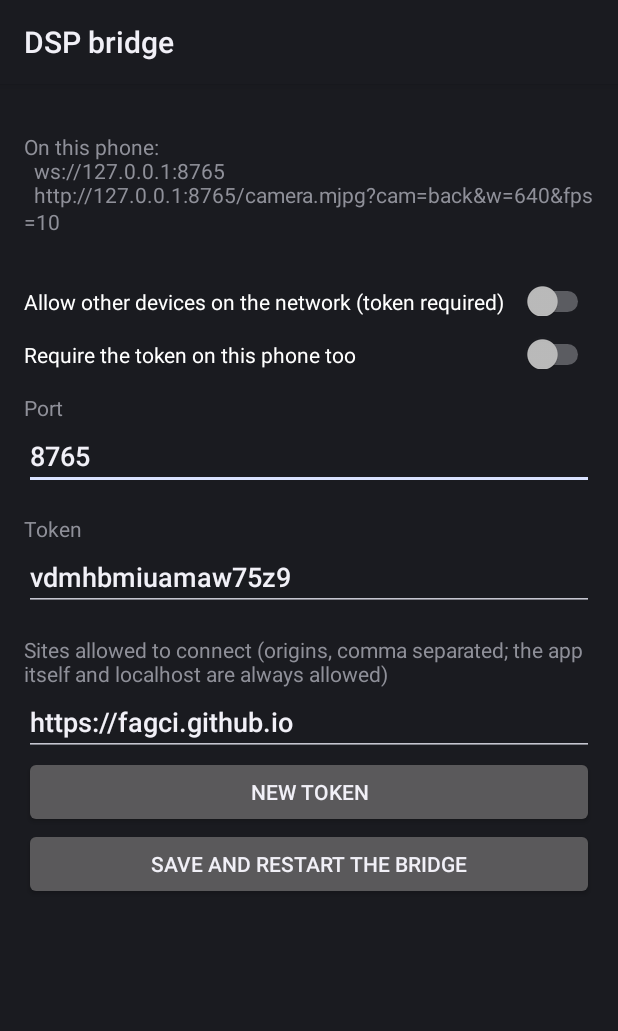
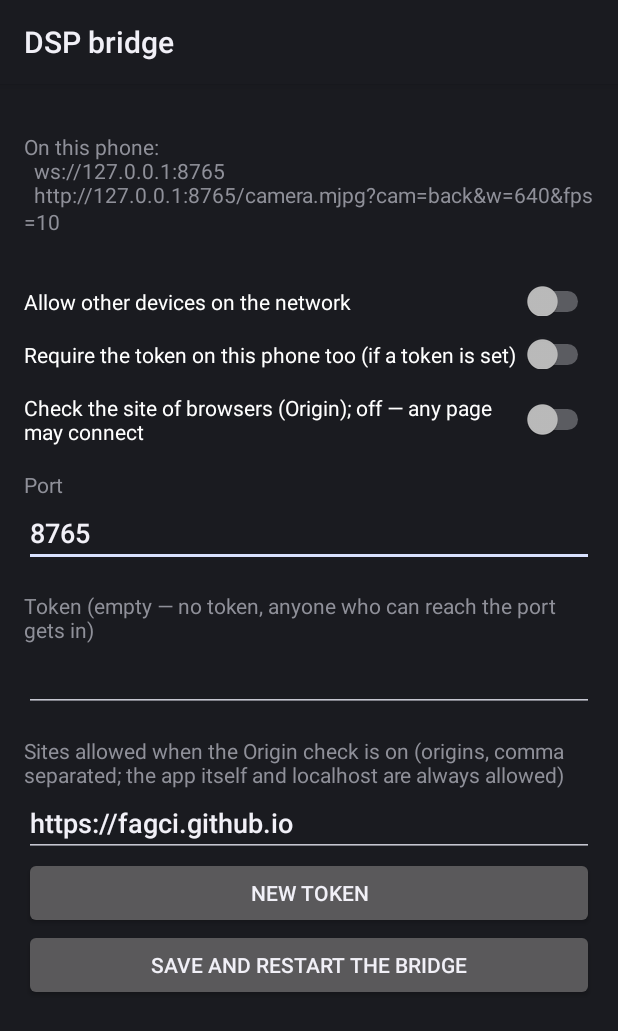
Before and after one commit to fagci/dsp, an Android app: the SettingsActivity screen opened directly, with no data from a screen before it, after a tap on "SAVE AND RESTART THE BRIDGE", on a phone screen of 412 x 824 dp. Shown: the top 1031 px of the screen. Run offline under Robolectric (Android 15) with nearby library versions, the phone set to English and light mode, and no system bars.

Commit message:
Android: без проверки Origin и обязательного токена, лимиты снижены до железа
- Origin-проверка — переключатель в настройках, по умолчанию выключена; пустой токен = без авторизации
- датчики до 1000 Гц, камера до 8192 px и 120 fps, период Wi-Fi от 1 с, очередь клиента 4096
- README: раздел Access с последствиями

Co-Authored-By: Claude Sonnet 5.5 <noreply@anthropic.com>
Claude-Session: https://claude.ai/code/session_01QuTUu4ozVri4BwG5jgrF8u

```diff
--- a/tools/android/app/src/main/java/app/dsp/phone/Config.kt
+++ b/tools/android/app/src/main/java/app/dsp/phone/Config.kt
@@ -21,17 +21,19 @@ class Config(ctx: Context) {
         get() = sp.getBoolean("strict", false)
         set(v) { sp.edit().putBoolean("strict", v).apply() }
 
-    /** Сайты (Origin) через запятую, которым можно подключаться, кроме приложения и localhost. */
+    /** Проверять Origin браузера (CORS-подобная защита от чужих сайтов). Выключено: пускаем любые страницы. */
+    var checkOrigin: Boolean
+        get() = sp.getBoolean("checkOrigin", false)
+        set(v) { sp.edit().putBoolean("checkOrigin", v).apply() }
+
+    /** Сайты (Origin) через запятую, когда проверка включена, которым можно подключаться, кроме приложения и localhost. */
     var origins: String
         get() = sp.getString("origins", DEFAULT_ORIGIN) ?: ""
         set(v) { sp.edit().putString("origins", v).apply() }
 
+    /** Пусто — без токена. */
     var token: String
-        get() {
-            val t = sp.getString("token", "") ?: ""
-            if (t.isNotEmpty()) return t
-            return newToken().also { sp.edit().putString("token", it).apply() }
-        }
+        get() = sp.getString("token", "") ?: ""
         set(v) { sp.edit().putString("token", v).apply() }
 
     fun allowedOrigins(): Set<String> =
--- a/tools/android/app/src/main/java/app/dsp/phone/SettingsActivity.kt
+++ b/tools/android/app/src/main/java/app/dsp/phone/SettingsActivity.kt
@@ -18,6 +18,7 @@ class SettingsActivity : Activity() {
     private lateinit var info: TextView
     private lateinit var share: Switch
     private lateinit var strict: Switch
+    private lateinit var check: Switch
     private lateinit var port: EditText
     private lateinit var token: EditText
     private lateinit var origins: EditText
@@ -33,13 +34,15 @@ class SettingsActivity : Activity() {
         }.also { root.addView(it) }
 
         info = text("")
-        share = Switch(this).apply { text = "Allow other devices on the network (token required)"; isChecked = cfg.shareLan; setPadding(0, pad, 0, 0) }
+        share = Switch(this).apply { text = "Allow other devices on the network"; isChecked = cfg.shareLan; setPadding(0, pad, 0, 0) }
         root.addView(share)
-        strict = Switch(this).apply { text = "Require the token on this phone too"; isChecked = cfg.strict; setPadding(0, pad, 0, 0) }
+        strict = Switch(this).apply { text = "Require the token on this phone too (if a token is set)"; isChecked = cfg.strict; setPadding(0, pad, 0, 0) }
         root.addView(strict)
+        check = Switch(this).apply { text = "Check the site of browsers (Origin); off — any page may connect"; isChecked = cfg.checkOrigin; setPadding(0, pad, 0, 0) }
+        root.addView(check)
         text("Port"); port = edit(cfg.port.toString(), true)
-        text("Token"); token = edit(cfg.token)
-        text("Sites allowed to connect (origins, comma separated; the app itself and localhost are always allowed)"); origins = edit(cfg.origins)
+        text("Token (empty — no token, anyone who can reach the port gets in)"); token = edit(cfg.token)
+        text("Sites allowed when the Origin check is on (origins, comma separated; the app itself and localhost are always allowed)"); origins = edit(cfg.origins)
         root.addView(Button(this).apply {
             text = "New token"
             setOnClickListener { token.setText(cfg.newToken()) }
@@ -56,8 +59,7 @@ class SettingsActivity : Activity() {
         val p = port.text.toString().toIntOrNull()
         if (p == null || p < 1024 || p > 65535) { Toast.makeText(this, "Port: 1024–65535", Toast.LENGTH_SHORT).show(); return }
         val t = token.text.toString().trim()
-        if (t.length < 8) { Toast.makeText(this, "Token: at least 8 characters", Toast.LENGTH_SHORT).show(); return }
-        cfg.port = p; cfg.token = t; cfg.shareLan = share.isChecked; cfg.strict = strict.isChecked
+        cfg.port = p; cfg.token = t; cfg.shareLan = share.isChecked; cfg.strict = strict.isChecked; cfg.checkOrigin = check.isChecked
         cfg.origins = origins.text.toString().trim()
         BridgeService.start(this, reload = true)
         show()
@@ -68,8 +70,9 @@ class SettingsActivity : Activity() {
         val p = cfg.port
         val sb = StringBuilder("On this phone:\n  ws://127.0.0.1:$p\n  http://127.0.0.1:$p/camera.mjpg?cam=back&w=640&fps=10\n")
         if (cfg.shareLan) {
-            sb.append("\nOn the network (the token is part of the address):\n")
-            for (ip in BridgeService.lan()) sb.append("  ws://$ip:$p/?token=${cfg.token}\n  http://$ip:$p/camera.mjpg?cam=back&token=${cfg.token}\n")
+            val q = if (cfg.token.isEmpty()) "" else "token=${cfg.token}"
+            sb.append(if (q.isEmpty()) "\nOn the network (no token — open to everyone on it):\n" else "\nOn the network (the token is part of the address):\n")
+            for (ip in BridgeService.lan()) sb.append("  ws://$ip:$p/" + (if (q.isEmpty()) "" else "?$q") + "\n  http://$ip:$p/camera.mjpg?cam=back" + (if (q.isEmpty()) "" else "&$q") + "\n")
         }
         info.text = sb.toString()
     }
--- a/tools/android/app/src/main/java/app/dsp/phone/Sources.kt
+++ b/tools/android/app/src/main/java/app/dsp/phone/Sources.kt
@@ -25,7 +25,7 @@ typealias Emit = (src: String, json: String) -> Unit
 fun Context.granted(p: String) = checkSelfPermission(p) == PackageManager.PERMISSION_GRANTED
 fun Context.hasLocation() = granted(Manifest.permission.ACCESS_FINE_LOCATION) || granted(Manifest.permission.ACCESS_COARSE_LOCATION)
 
-/** Акселерометр, гироскоп и прочие датчики до 200 Гц (в фоне только пока работает foreground-сервис). */
+/** Акселерометр, гироскоп и прочие датчики до 1000 Гц (в фоне только пока работает foreground-сервис). */
 class SensorHub(ctx: Context, private val emit: Emit) : SensorEventListener {
     private val sm = ctx.getSystemService(Context.SENSOR_SERVICE) as SensorManager
     private val thread = HandlerThread("dsp-sensors").also { it.start() }
@@ -55,7 +55,7 @@ class SensorHub(ctx: Context, private val emit: Emit) : SensorEventListener {
                 if (sensor == null) { missing.add(kind); continue }
                 if (active[kind] == hz) continue
                 sm.unregisterListener(this, sensor)
-                if (sm.registerListener(this, sensor, 1_000_000 / hz.coerceIn(1, 200), handler)) active[kind] = hz
+                if (sm.registerListener(this, sensor, 1_000_000 / hz.coerceIn(1, 1000), handler)) active[kind] = hz
             } else if (active.remove(kind) != null) {
                 sm.unregisterListener(this, sensor)
             }
@@ -152,7 +152,7 @@ class WifiHub(private val ctx: Context, private val gps: GpsHub, private val emi
     /** false — нет разрешения на геолокацию (без него Android не отдаёт список). */
     @Synchronized
     fun update(want: Boolean, everySec: Int): Boolean {
-        every = everySec.coerceIn(2, 600)
+        every = everySec.coerceIn(1, 3600)
         if (want == on) return true
         if (!want) {
             on = false; handler.removeCallbacksAndMessages(null)
```
Also changed, not shown: tools/android/app/src/main/java/app/dsp/phone/BridgeServer.kt (+6 -5 lines), 7 other files.
